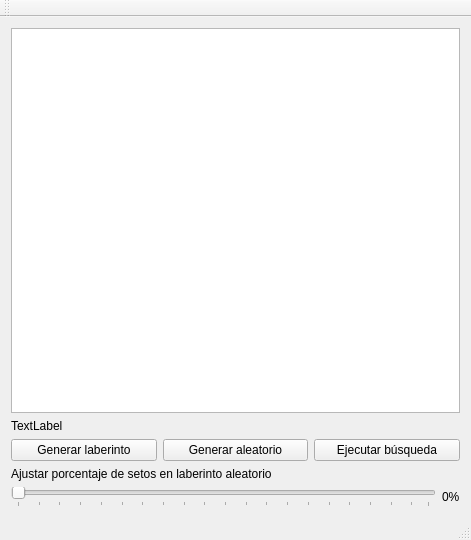
The window that Implementación Gráfica 1/hp_mdl/ventanaprincipal.ui (Rafaherrero/ia) describes before a commit, drawn with Qt 5.
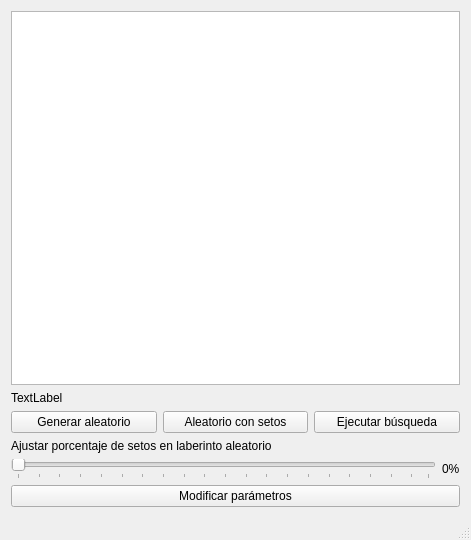
The same window after the commit.

Diff of the .ui file:
```diff
--- a/Implementación Gráfica 1/hp_mdl/ventanaprincipal.ui
+++ b/Implementación Gráfica 1/hp_mdl/ventanaprincipal.ui
@@ -85,19 +85,6 @@
       <item>
        <widget class="QPushButton" name="boton_generar">
         <property name="sizePolicy">
-         <sizepolicy hsizetype="Expanding" vsizetype="Fixed">
-          <horstretch>0</horstretch>
-          <verstretch>0</verstretch>
-         </sizepolicy>
-        </property>
-        <property name="text">
-         <string>Generar laberinto</string>
-        </property>
-       </widget>
-      </item>
-      <item>
-       <widget class="QPushButton" name="boton_aleatorio">
-        <property name="sizePolicy">
          <sizepolicy hsizetype="MinimumExpanding" vsizetype="Fixed">
           <horstretch>0</horstretch>
           <verstretch>0</verstretch>
@@ -108,6 +95,19 @@
         </property>
        </widget>
       </item>
+      <item>
+       <widget class="QPushButton" name="boton_aleatorio">
+        <property name="sizePolicy">
+         <sizepolicy hsizetype="MinimumExpanding" vsizetype="Fixed">
+          <horstretch>0</horstretch>
+          <verstretch>0</verstretch>
+         </sizepolicy>
+        </property>
+        <property name="text">
+         <string>Aleatorio con setos</string>
+        </property>
+       </widget>
+      </item>
       <item>
        <widget class="QPushButton" name="play_lab">
         <property name="sizePolicy">
@@ -160,6 +160,13 @@
       </item>
      </layout>
     </item>
+    <item>
+     <widget class="QPushButton" name="pushButton">
+      <property name="text">
+       <string>Modificar parámetros</string>
+      </property>
+     </widget>
+    </item>
    </layout>
   </widget>
   <widget class="QMenuBar" name="menuBar">
@@ -172,14 +179,6 @@
     </rect>
    </property>
   </widget>
-  <widget class="QToolBar" name="mainToolBar">
-   <attribute name="toolBarArea">
-    <enum>TopToolBarArea</enum>
-   </attribute>
-   <attribute name="toolBarBreak">
-    <bool>false</bool>
-   </attribute>
-  </widget>
   <widget class="QStatusBar" name="statusBar"/>
  </widget>
  <layoutdefault spacing="6" margin="11"/>
```
